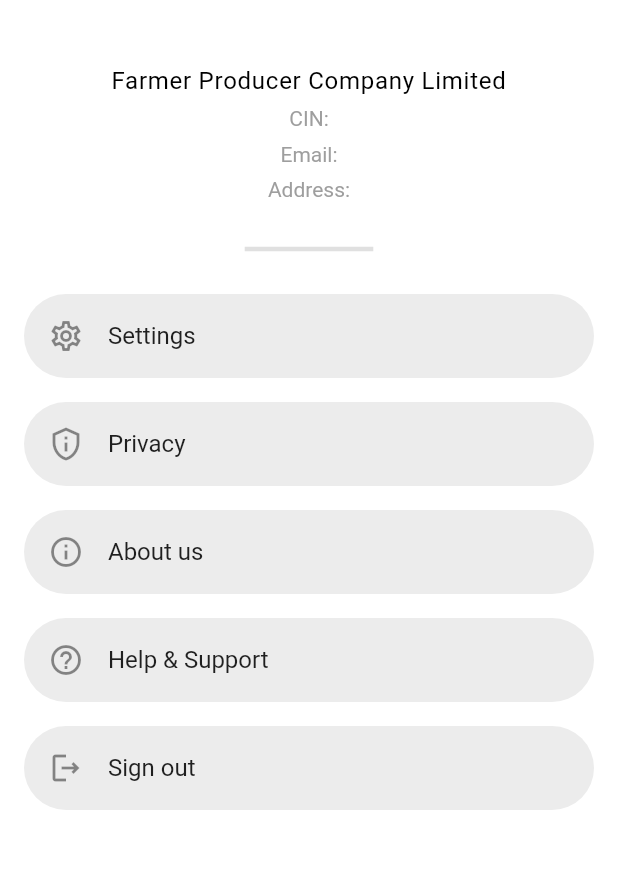
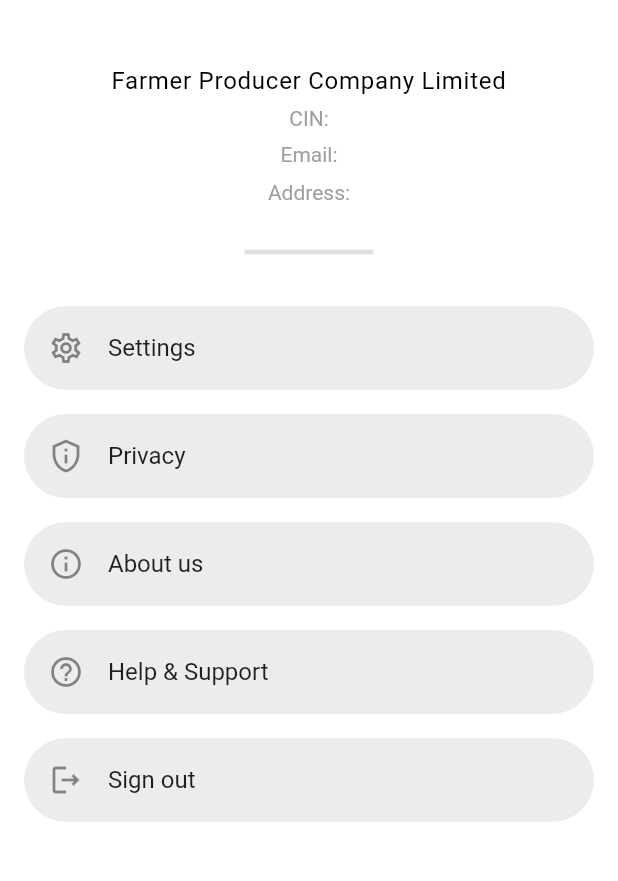
Before and after one commit to VijayGanganapalli/vfpcl, a Flutter app: the ProfileScreen screen opened directly, on a phone screen of 412 x 824 dp, the part 306-1187 px from its top. Run offline on Flutter 3.47's test engine with Material 2 defaults, Android fonts, the phone set to English and light mode, and no system bars; our stand-ins replace animated_text_kit, cloud_firestore, firebase_auth, firebase_core, firebase_storage, image_cropper and 1 more; accounts and stored records are empty.

Commit message:
Adjusted height

```diff
--- a/lib/screens/profile_screen/profile_screen.dart
+++ b/lib/screens/profile_screen/profile_screen.dart
@@ -95,6 +95,7 @@ class _ProfileScreenState extends State<ProfileScreen> {
                   textAlign: TextAlign.center,
                   style: const TextStyle(color: greyColor),
                 ),
+                const SizedBox(height: 2),
                 Text(
                   "Address: ${snapshot.data!.get('companyAddress')}",
                   textAlign: TextAlign.center,
@@ -111,6 +112,7 @@ class _ProfileScreenState extends State<ProfileScreen> {
                   indent: MediaQuery.of(context).size.width / 2.8,
                   endIndent: MediaQuery.of(context).size.width / 2.8,
                 ),
+                const SizedBox(height: 6),
                 const CustomListTile(
                   leading: Icon(Icons.settings_outlined),
                   title: "Settings",
```
